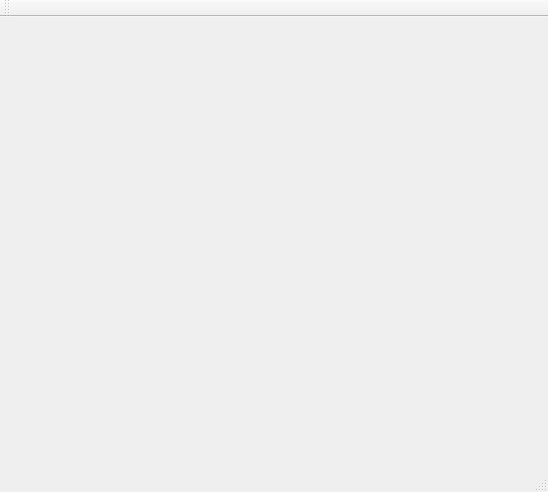
This is applications/QEGuiApp/src/MainWindow.ui in andrewrhyder/epicsqt as Qt 5 draws it before an edit. The edited form follows.
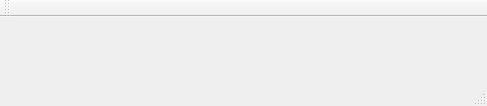
This is the edited form.

Commit message: Always clear existing customisations when opening a file (if new customisations have been specified) Allow a customisation item to specify a new window without a .ui file. Log if a custiomisation include file could not be found. Reduce the size of the main window if no .ui file is loaded. Minor doco fixes

Diff of the .ui file:
```diff
--- a/applications/QEGuiApp/src/MainWindow.ui
+++ b/applications/QEGuiApp/src/MainWindow.ui
@@ -6,8 +6,8 @@
    <rect>
     <x>0</x>
     <y>0</y>
-    <width>548</width>
-    <height>492</height>
+    <width>487</width>
+    <height>106</height>
    </rect>
   </property>
   <property name="windowTitle">
```
Left out of the diff: 2 changed lines with no effect on the pictures. The commit also changes 5 other files.
